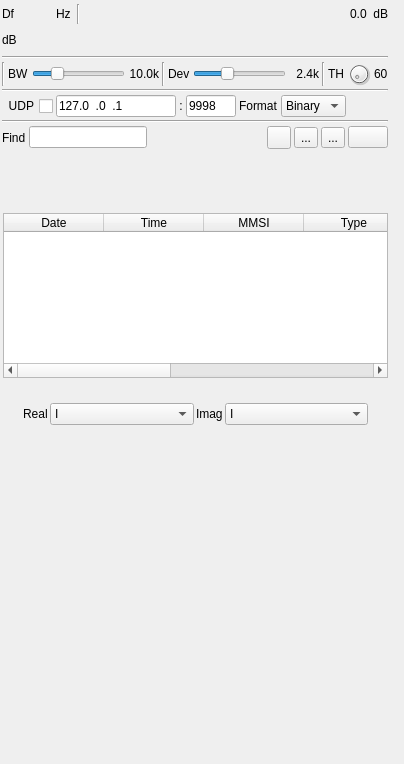
Qt form plugins/channelrx/demodais/aisdemodgui.ui (f4exb/sdrangel) before a commit.
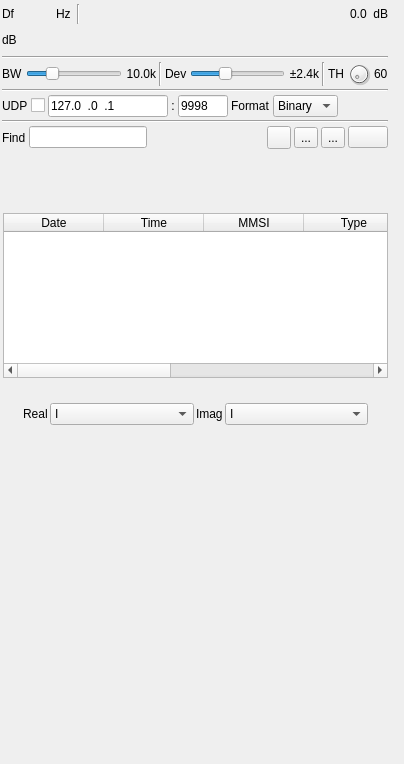
The same form after that commit. Icons and pictures are not drawn. Custom widgets are drawn as their Qt base class.

Commit message: Fix alignment of UI elements in AIS Demod GUI

The edit to the form file:
```diff
--- a/plugins/channelrx/demodais/aisdemodgui.ui
+++ b/plugins/channelrx/demodais/aisdemodgui.ui
@@ -218,13 +218,6 @@
     </item>
     <item>
      <layout class="QHBoxLayout" name="phySettingsLayout">
-      <item>
-       <widget class="Line" name="line_4">
-        <property name="orientation">
-         <enum>Qt::Vertical</enum>
-        </property>
-       </widget>
-      </item>
       <item>
        <widget class="QLabel" name="rfBWLabel">
         <property name="text">
@@ -339,7 +332,7 @@
          </size>
         </property>
         <property name="text">
-         <string>2.4k</string>
+         <string>±2.4k</string>
         </property>
         <property name="alignment">
          <set>Qt::AlignRight|Qt::AlignTrailing|Qt::AlignVCenter</set>
@@ -406,6 +399,13 @@
     </item>
     <item>
      <layout class="QHBoxLayout" name="udpLayout">
+      <item>
+       <widget class="QLabel" name="udpEnabledLabel">
+        <property name="text">
+         <string>UDP</string>
+        </property>
+       </widget>
+      </item>
       <item>
        <widget class="QCheckBox" name="udpEnabled">
         <property name="toolTip">
@@ -415,7 +415,7 @@
          <enum>Qt::RightToLeft</enum>
         </property>
         <property name="text">
-         <string>UDP</string>
+         <string/>
         </property>
        </widget>
       </item>
```
